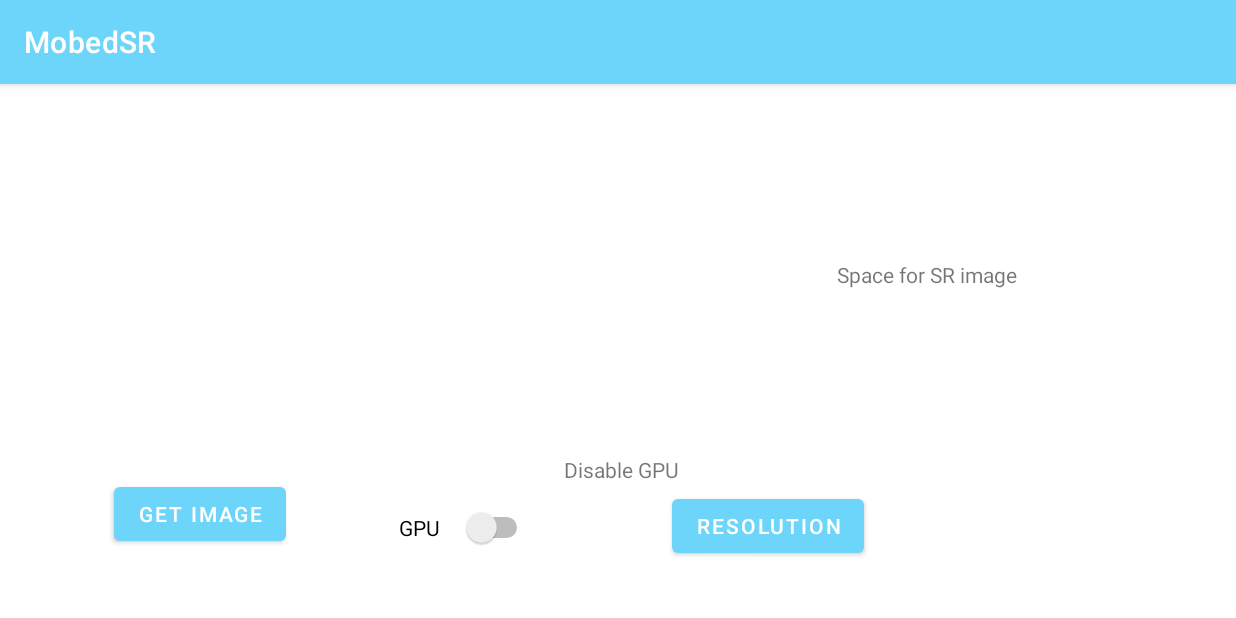
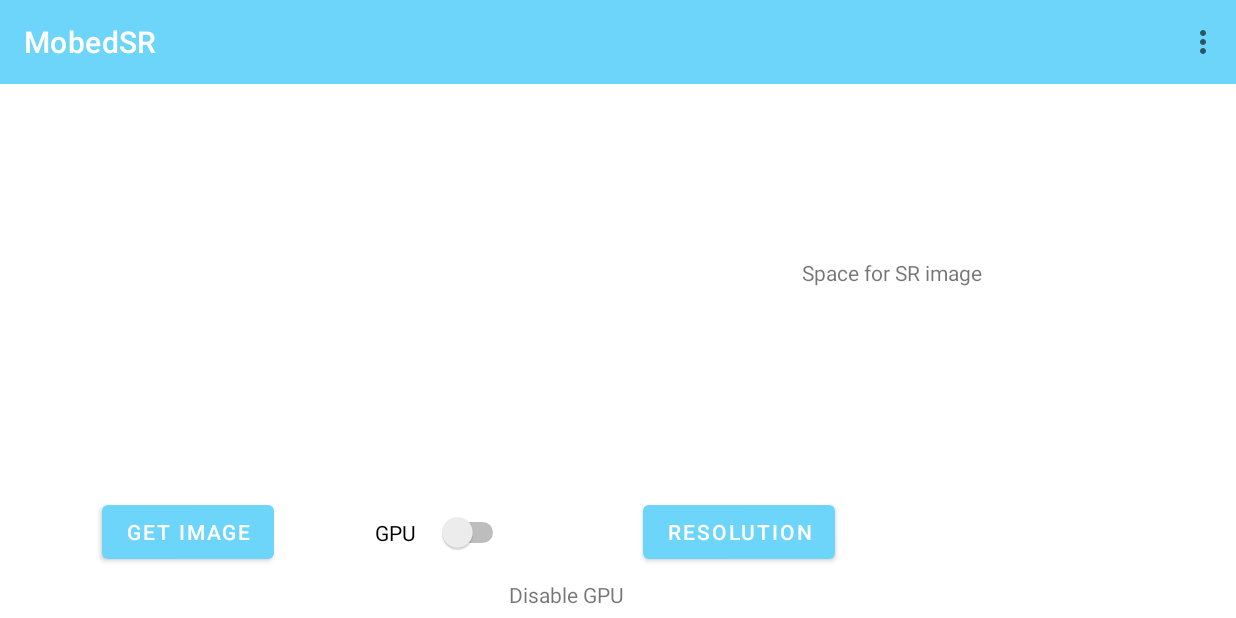
Before and after one commit to lovelyzzkei/MobedSR, an Android app: the screen it shows after launch (MainActivity), on a phone screen of 824 x 412 dp (held sideways). Run offline under Robolectric (Android 15) with nearby library versions, the phone set to English and light mode, and no system bars; libraries missing offline, so code that uses them is left out: org.tensorflow.lite; pictures from the network do not load; 1 statement that could not run was skipped.

Commit message:
23/01/26 Video resolution

```diff
--- a/app/src/main/java/com/example/mobedsr/MainActivity.java
+++ b/app/src/main/java/com/example/mobedsr/MainActivity.java
@@ -1,5 +1,6 @@
 package com.example.mobedsr;
 
+import android.annotation.SuppressLint;
 import android.content.Intent;
 import android.content.res.AssetFileDescriptor;
 import android.content.res.AssetManager;
@@ -9,6 +10,8 @@ import android.net.Uri;
 import android.os.Bundle;
 import android.provider.MediaStore;
 import android.util.Log;
+import android.view.Menu;
+import android.view.MenuItem;
 import android.view.View;
 import android.widget.Button;
 import android.widget.ImageView;
@@ -16,6 +19,8 @@ import android.widget.Switch;
 import android.widget.TextView;
 import android.widget.Toast;
 
+import androidx.annotation.NonNull;
+import androidx.appcompat.widget.Toolbar;
 import androidx.activity.result.ActivityResult;
 import androidx.activity.result.ActivityResultCallback;
 import androidx.activity.result.ActivityResultLauncher;
@@ -63,6 +68,8 @@ public class MainActivity extends AppCompatActivity {
     private Switch switch_gpu;
     private Button btn_resolution;
     private Button btn_lr_img;
+
+    private Toolbar toolbar;
 
 
     // Used to load the 'mobedsr' library on application startup.
@@ -165,16 +172,56 @@ public class MainActivity extends AppCompatActivity {
     private void setComponentById() {
         decorView = getWindow().getDecorView();
         switch_gpu = findViewById(R.id.useGpu);
+
         text_time = findViewById(R.id.text_time);
         text_gpu = findViewById(R.id.gpu_status);
         text_sr = findViewById(R.id.text_sr);
+
         img_lr = findViewById(R.id.img_lr);
         img_hr = findViewById(R.id.img_hr);
+
         btn_resolution = findViewById(R.id.btn_resolution);
         btn_lr_img = findViewById(R.id.btn_lr);
+
+        toolbar = findViewById(R.id.toolbar);
+        setSupportActionBar(toolbar);
     }
 
 
+    /** @brief  Reflect menu resource xml to Appbar
+     *  @date   23/01/26
+     */
+    @Override
+    public boolean onCreateOptionsMenu(Menu menu) {
+        getMenuInflater().inflate(R.menu.toolbar, menu);
+        return true;
+    }
+
+
+    /** @brief  Listener when the toolbar menu clicked
+     *  @date   23/01/26
+     *  @param  item: selected toolbar item
+     */
+    @SuppressLint("NonConstantResourceId")
+    @Override
+    public boolean onOptionsItemSelected(@NonNull MenuItem item) {
+        hideSoftKeys(decorView);
+        switch (item.getItemId()) {
+            case R.id.imageSR:
+                startActivity(new Intent(this, MainActivity.class));
+                return true;
+            case R.id.videoSR:
+                startActivity(new Intent(this, VideoSRActivity.class));
+                return true;
+            default:
+                return super.onOptionsItemSelected(item);
+        }
+    }
+
+
+    /** @brief  Prepare the input tensor from low resolution image
+     *  @date   23/01/25
+     */
     private TensorImage prepareInputTensor() {
         TensorImage inputImage = TensorImage.fromBitmap(bitmap_lr);
         height = bitmap_lr.getHeight();
@@ -189,6 +236,10 @@ public class MainActivity extends AppCompatActivity {
         return inputImage;
     }
 
+
+    /** @brief  Prepare the output tensor for super resolution
+     *  @date   23/01/25
+     */
     private TensorImage prepareOutputTensor() {
         TensorImage srImage = new TensorImage(DataType.FLOAT32);
         int[] srShape = new int[]{1080, 1920, 3};
@@ -198,6 +249,10 @@ public class MainActivity extends AppCompatActivity {
     }
 
 
+    /** @brief  Convert tensor to bitmap image
+     *  @date   23/01/25
+     *  @param outputTensor super resolutioned image
+     */
     private Bitmap tensorToImage(TensorImage outputTensor) {
         ByteBuffer srOut = outputTensor.getBuffer();
         srOut.rewind();
@@ -263,6 +318,9 @@ public class MainActivity extends AppCompatActivity {
         img_hr.setImageBitmap(bitmap_sr);
     }
 
+    /** @brief  Load .tflite model file to ByteBuffer
+     *  @date   23/01/25
+     */
     private ByteBuffer loadModelFile() throws IOException {
         AssetFileDescriptor assetFileDescriptor = getAssets().openFd(MODEL_NAME);
         FileInputStream fileInputStream = new FileInputStream(assetFileDescriptor.getFileDescriptor());
--- a/app/src/main/res/layout/activity_main.xml
+++ b/app/src/main/res/layout/activity_main.xml
@@ -6,69 +6,80 @@
     android:layout_height="match_parent"
     tools:context=".MainActivity">
 
+    <include
+        layout="@layout/toolbar" />
+
     <ImageView
         android:id="@+id/img_lr"
-        android:layout_width="340dp"
+        android:layout_width="0dp"
         android:layout_height="230dp"
-        android:layout_marginStart="29dp"
-        android:layout_marginTop="51dp"
-        android:layout_marginEnd="54dp"
-        android:layout_marginBottom="33dp"
-        app:layout_constraintBottom_toTopOf="@+id/useGpu"
+        android:layout_marginStart="67dp"
+        android:layout_marginEnd="87dp"
+        app:layout_constraintBottom_toBottomOf="parent"
         app:layout_constraintEnd_toStartOf="@+id/img_hr"
+        app:layout_constraintHorizontal_bias="0.435"
         app:layout_constraintStart_toStartOf="parent"
         app:layout_constraintTop_toTopOf="parent"
-        app:layout_constraintVertical_bias="0.278" />
+        app:layout_constraintVertical_bias="0.37" />
 
     <ImageView
         android:id="@+id/img_hr"
-        android:layout_width="332dp"
-        android:layout_height="235dp"
-        android:layout_marginTop="51dp"
-        android:layout_marginEnd="26dp"
-        android:layout_marginBottom="26dp"
-        app:layout_constraintBottom_toTopOf="@+id/btn_resolution"
+        android:layout_width="333dp"
+        android:layout_height="229dp"
+        android:layout_marginEnd="64dp"
+        app:layout_constraintBottom_toBottomOf="parent"
         app:layout_constraintEnd_toEndOf="parent"
-        app:layout_constraintStart_toEndOf="@+id/img_lr"
         app:layout_constraintTop_toTopOf="parent"
-        app:layout_constraintVertical_bias="0.278" />
+        app:layout_constraintVertical_bias="0.373" />
+
+    <TextView
+        android:id="@+id/text_sr"
+        android:layout_width="wrap_content"
+        android:layout_height="wrap_content"
+        android:layout_marginEnd="169dp"
+        android:text="Space for SR image"
+        app:layout_constraintBottom_toBottomOf="@+id/img_hr"
+        app:layout_constraintEnd_toEndOf="parent"
+        app:layout_constraintHorizontal_bias="1.0"
+        app:layout_constraintStart_toEndOf="@+id/gpu_status"
+        app:layout_constraintTop_toTopOf="@+id/img_hr"
+        app:layout_constraintVertical_bias="0.495" />
 
     <Switch
         android:id="@+id/useGpu"
         android:layout_width="89dp"
         android:layout_height="31dp"
-        android:layout_marginStart="227dp"
-        android:layout_marginEnd="54dp"
-        android:layout_marginBottom="80dp"
         android:text="GPU"
         app:layout_constraintBottom_toBottomOf="parent"
-        app:layout_constraintEnd_toStartOf="@+id/btn_resolution"
-        app:layout_constraintStart_toStartOf="parent"
-        app:layout_constraintTop_toBottomOf="@+id/img_lr" />
+        app:layout_constraintEnd_toEndOf="@+id/img_lr"
+        app:layout_constraintHorizontal_bias="1.0"
+        app:layout_constraintStart_toStartOf="@+id/img_lr"
+        app:layout_constraintTop_toBottomOf="@+id/img_lr"
+        app:layout_constraintVertical_bias="0.506" />
 
     <Button
         android:id="@+id/btn_resolution"
         android:layout_width="wrap_content"
         android:layout_height="wrap_content"
-        android:layout_marginEnd="209dp"
-        android:layout_marginBottom="80dp"
+        android:layout_marginEnd="267dp"
         android:text="RESOLUTION"
         app:layout_constraintBottom_toBottomOf="parent"
         app:layout_constraintEnd_toEndOf="parent"
+        app:layout_constraintHorizontal_bias="1.0"
         app:layout_constraintStart_toEndOf="@+id/useGpu"
         app:layout_constraintTop_toBottomOf="@+id/img_hr" />
 
     <TextView
         android:id="@+id/gpu_status"
-        android:layout_width="wrap_content"
-        android:layout_height="wrap_content"
+        android:layout_width="87dp"
+        android:layout_height="25dp"
         android:text="Disable GPU"
         app:layout_constraintBottom_toBottomOf="parent"
-        app:layout_constraintEnd_toStartOf="@+id/img_hr"
-        app:layout_constraintHorizontal_bias="0.869"
-        app:layout_constraintStart_toEndOf="@+id/img_lr"
-        app:layout_constraintTop_toTopOf="parent"
-        app:layout_constraintVertical_bias="0.734" />
+        app:layout_constraintEnd_toStartOf="@+id/btn_resolution"
+        app:layout_constraintHorizontal_bias="0.0"
+        app:layout_constraintStart_toEndOf="@+id/useGpu"
+        app:layout_constraintTop_toBottomOf="@+id/include"
+        app:layout_constraintVertical_bias="0.781" />
 
     <Button
         android:id="@+id/btn_lr"
@@ -78,28 +89,18 @@
         app:layout_constraintBottom_toBottomOf="parent"
         app:layout_constraintEnd_toStartOf="@+id/useGpu"
         app:layout_constraintStart_toStartOf="parent"
-        app:layout_constraintTop_toBottomOf="@+id/img_lr"
-        app:layout_constraintVertical_bias="0.269" />
-
-    <TextView
-        android:id="@+id/text_sr"
-        android:layout_width="wrap_content"
-        android:layout_height="wrap_content"
-        android:text="Space for SR image"
-        app:layout_constraintBottom_toBottomOf="@+id/img_hr"
-        app:layout_constraintEnd_toStartOf="@+id/img_hr"
-        app:layout_constraintHorizontal_bias="0.5"
-        app:layout_constraintStart_toEndOf="@+id/img_hr"
-        app:layout_constraintTop_toTopOf="@+id/img_hr" />
+        app:layout_constraintTop_toBottomOf="@+id/img_lr" />
 
     <TextView
         android:id="@+id/text_time"
         android:layout_width="wrap_content"
         android:layout_height="wrap_content"
-        android:layout_marginTop="16dp"
+        android:layout_marginEnd="224dp"
         app:layout_constraintBottom_toBottomOf="parent"
         app:layout_constraintEnd_toEndOf="parent"
+        app:layout_constraintHorizontal_bias="0.959"
         app:layout_constraintStart_toEndOf="@+id/gpu_status"
         app:layout_constraintTop_toBottomOf="@+id/img_hr"
-        app:layout_constraintVertical_bias="0.0" />
+        app:layout_constraintVertical_bias="0.147" />
+
 </androidx.constraintlayout.widget.ConstraintLayout>
--- /dev/null
+++ b/app/src/main/res/layout/toolbar.xml
@@ -0,0 +1,12 @@
+<?xml version="1.0" encoding="utf-8"?>
+<androidx.appcompat.widget.Toolbar xmlns:android="http://schemas.android.com/apk/res/android"
+    android:layout_width="match_parent"
+    android:layout_height="wrap_content"
+    xmlns:app="http://schemas.android.com/apk/res-auto"
+    android:id="@+id/toolbar"
+    app:title="@string/app_name"
+    app:titleTextColor="@color/white"
+    android:background="@color/blue_213"
+    app:menu="@menu/toolbar">
+
+</androidx.appcompat.widget.Toolbar>
--- /dev/null
+++ b/app/src/main/res/menu/toolbar.xml
@@ -0,0 +1,11 @@
+<?xml version="1.0" encoding="utf-8"?>
+<menu xmlns:app="http://schemas.android.com/apk/res-auto"
+    xmlns:android="http://schemas.android.com/apk/res/android">
+
+    <item
+        android:id="@+id/imageSR"
+        android:title="Image" />
+    <item
+        android:id="@+id/videoSR"
+        android:title="Video" />
+</menu>
--- a/app/src/main/res/values/themes.xml
+++ b/app/src/main/res/values/themes.xml
@@ -1,6 +1,6 @@
 <resources xmlns:tools="http://schemas.android.com/tools">
     <!-- Base application theme. -->
-    <style name="Theme.MobedSR" parent="Theme.MaterialComponents.DayNight.DarkActionBar">
+    <style name="Theme.MobedSR" parent="Theme.MaterialComponents.DayNight.NoActionBar">
         <!-- Primary brand color. -->
         <item name="colorPrimary">@color/blue_213</item>
         <item name="colorPrimaryVariant">@color/blue_213</item>
```
Also changed, not shown: app/build.gradle (+7 -0 lines), app/src/main/AndroidManifest.xml (+9 -0 lines), app/src/main/java/com/example/mobedsr/VideoSRActivity.java (added, +281 -0 lines), app/src/main/res/layout/activity_videosr.xml (added, +78 -0 lines), 1 other file.
